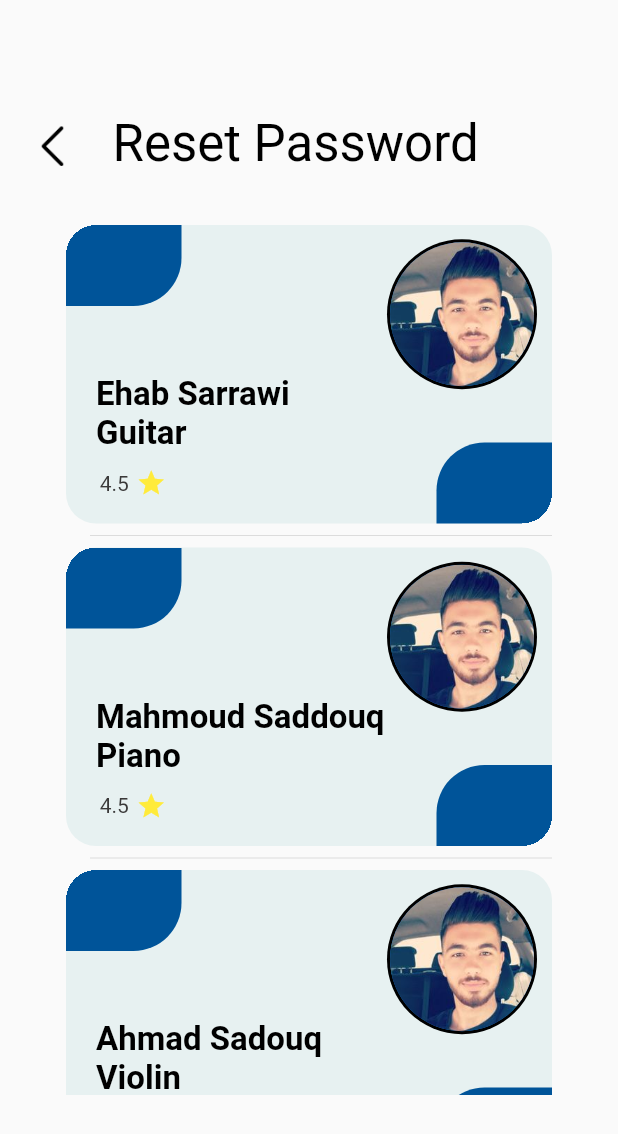
After one commit to EhabSSarrawi/GradProject, a Flutter app: the screen it shows after launch, scrolled down 314 dp, after a tap on "See all", on a phone screen of 412 x 824 dp. The commit adds this screen. Shown: the top 1134 px of the screen. Run offline on Flutter 3.47's test engine with Material 2 defaults, Android fonts, the phone set to English and light mode, and no system bars; drawn by our look-alikes of smooth_star_rating; our stand-ins replace babstrap_settings_screen, calendar_timeline, font_awesome_flutter, google_fonts, google_nav_bar, image_picker and 4 more; missing offline and left inert: flutter_advanced_avatar, full_screen_menu, libphonenumber_web, pin_entry_text_field, shape_of_view_null_safe, sk_onboarding_screen and 2 more; Roboto replaces fonts that are missing (Sansita).

Commit message:
teachers page

```diff
--- a/sara_music/lib/Screens/Categories_Screen.dart
+++ b/sara_music/lib/Screens/Categories_Screen.dart
@@ -37,7 +37,7 @@ class Categories_ScreenState extends State<Categories_Screen> {
                   width: 85,
                 ),
                 Text("Categories",
-                    style: GoogleFonts.montserrat(
+                    style: GoogleFonts.sansita(
                         fontSize: 24, fontWeight: FontWeight.w600)),
               ],
             ),
--- a/sara_music/lib/Screens/Homepage.dart
+++ b/sara_music/lib/Screens/Homepage.dart
@@ -10,6 +10,7 @@ import 'package:sara_music/Screens/MyDrawer.dart';
 import 'package:sara_music/Screens/Shop.dart';
 import 'package:sara_music/Screens/Profile.dart';
 import 'package:flutter_staggered_grid_view/flutter_staggered_grid_view.dart';
+import 'package:sara_music/Screens/Teachers.dart';
 import 'package:smooth_star_rating/smooth_star_rating.dart';
 import 'package:vs_scrollbar/vs_scrollbar.dart';
 
@@ -87,7 +88,7 @@ class HomepageState extends State<Homepage> {
                       style: GoogleFonts.sansita(
                           fontSize: 18, color: Colors.blue)),
                   onTap: () {
-                    Navigator.of(context).pushNamed("Categories");
+                    Navigator.push(context, MaterialPageRoute(builder:(BuildContext context) => Teachers()));
                   },
                 )
               ],
@@ -102,7 +103,7 @@ class HomepageState extends State<Homepage> {
                 shrinkWrap: true,
                 scrollDirection: Axis.horizontal,
                 padding: EdgeInsets.symmetric(horizontal: 24),
-                itemCount: teacher.length,
+                itemCount: 3,
                 separatorBuilder: (BuildContext context, int index) =>
                     Divider(indent: 16),
                 itemBuilder: (BuildContext context, int index) => Container(
--- /dev/null
+++ b/sara_music/lib/Screens/Teachers.dart
@@ -0,0 +1,189 @@
+import 'package:flutter/material.dart';
+import 'package:google_fonts/google_fonts.dart';
+import 'package:sara_music/Screens/Category.dart';
+import 'package:sara_music/Screens/bottom_bar.dart';
+import 'package:smooth_star_rating/smooth_star_rating.dart';
+
+class Teachers extends StatefulWidget {
+  @override
+  State<StatefulWidget> createState() {
+    return TeachersState();
+  }
+}
+
+class TeachersState extends State<Teachers> {
+  List teacher = [
+    "Ehab Sarrawi",
+    "Mahmoud Saddouq",
+    "Ahmad Sadouq",
+    "Khaled Saddouq",
+    "Mohammod Saddouq",
+  ];
+  @override
+  Widget build(BuildContext context) {
+    return Scaffold(
+      body: Padding(
+        padding: EdgeInsets.only(top: 60, left: 20, right: 20),
+        child: Column(
+          crossAxisAlignment: CrossAxisAlignment.start,
+          children: <Widget>[
+            Row(
+              children: [
+                Container(
+                  margin: EdgeInsets.only(top: 15, right: 10),
+                  child: InkWell(
+                    child: Image.asset(
+                      'images/icons-back.png',
+                      height: 30,
+                    ),
+                    onTap: () {
+                      Navigator.push(
+                          context,
+                          MaterialPageRoute(
+                              builder: (context) => bottom_bar()));
+                    },
+                  ),
+                ),
+                Padding(
+                  padding: const EdgeInsets.only(left: 15, top: 15, bottom: 5),
+                  child: Text(
+                    'Reset Password',
+                    style: Theme.of(context)
+                        .textTheme
+                        .headline4
+                        ?.copyWith(color: Colors.black),
+                  ),
+                ),
+              ],
+            ),
+            SizedBox(
+              height: 30,
+            ),
+            SizedBox(
+              height: 580,
+              child: ListView.separated(
+                primary: false,
+                shrinkWrap: true,
+                scrollDirection: Axis.vertical,
+                padding: EdgeInsets.symmetric(horizontal: 24),
+                itemCount: teacher.length,
+                separatorBuilder: (BuildContext context, int index) =>
+                    Divider(indent: 16),
+                itemBuilder: (BuildContext context, int index) => Container(
+                  width: 283,
+                  height: 199,
+                  clipBehavior: Clip.hardEdge,
+                  decoration: BoxDecoration(
+                    color: Color.fromARGB(255, 231, 241, 241),
+                    borderRadius: BorderRadius.circular(20),
+                  ),
+                  child: Stack(
+                    children: [
+                      Positioned(
+                        left: 0,
+                        top: 0,
+                        child: Container(
+                          width: 77,
+                          height: 54,
+                          decoration: BoxDecoration(
+                            color: Color.fromARGB(255, 0, 84, 153),
+                            borderRadius: BorderRadius.only(
+                                bottomRight: Radius.circular(32)),
+                          ),
+                        ),
+                      ),
+                      Positioned(
+                        top: 100,
+                        left: 20,
+                        child: Column(
+                          crossAxisAlignment: CrossAxisAlignment.start,
+                          children: [
+                            Text(
+                              "${teacher[index]}",
+                              style: TextStyle(
+                                color: Colors.black,
+                                fontSize: 22,
+                                fontWeight: FontWeight.w700,
+                              ),
+                            ),
+                            Text(
+                              categories[index].name,
+                              style: TextStyle(
+                                color: Colors.black,
+                                fontSize: 22,
+                                fontWeight: FontWeight.w700,
+                              ),
+                            ),
+                            SizedBox(
+                              height: 10,
+                            ),
+                            Row(
+                              children: [
+                                SizedBox(
+                                  width: 2.5,
+                                ),
+                                Text(
+                                  "4.5",
+                                  style: GoogleFonts.sansita(
+                                      color: Color.fromARGB(255, 58, 57, 57)),
+                                ),
+                                SizedBox(
+                                  width: 5,
+                                ),
+                                SmoothStarRating(
+                                  size: 20,
+                                  rating: 5,
+                                  defaultIconData: Icons.star,
+                                  starCount: 1,
+                                  color: Colors.yellow,
+                                  borderColor: Colors.yellow,
+                                ),
+                              ],
+                            ),
+                          ],
+                        ),
+                      ),
+                      Positioned(
+                        right: 0,
+                        bottom: 0,
+                        child: Container(
+                          width: 77,
+                          height: 54,
+                          decoration: BoxDecoration(
+                            color: Color.fromARGB(255, 0, 84, 153),
+                            borderRadius:
+                                BorderRadius.only(topLeft: Radius.circular(32)),
+                          ),
+                        ),
+                      ),
+                      Positioned(
+                        right: 10,
+                        bottom: 80,
+                        top: 0,
+                        child: SizedBox(
+                          width: 100,
+                          height: 140,
+                          child: Hero(
+                            tag: "${teacher[index]}",
+                            child: CircleAvatar(
+                              backgroundColor: Colors.black,
+                              radius: 80,
+                              child: CircleAvatar(
+                                radius: 48,
+                                backgroundImage: AssetImage('images/ehab.jpg'),
+                              ),
+                            ),
+                          ),
+                        ),
+                      ),
+                    ],
+                  ),
+                ),
+              ),
+            ),
+          ],
+        ),
+      ),
+    );
+  }
+}
--- a/sara_music/lib/Screens/bottom_bar.dart
+++ b/sara_music/lib/Screens/bottom_bar.dart
@@ -1,5 +1,6 @@
 import 'package:flutter/cupertino.dart';
 import 'package:flutter/material.dart';
+import 'package:font_awesome_flutter/font_awesome_flutter.dart';
 import 'package:sara_music/Screens/Search.dart';
 import 'package:line_icons/line_icons.dart';
 import 'Booking.dart';
@@ -64,6 +65,7 @@ class bottom_barState extends State<bottom_bar> {
                     Border(top: BorderSide(color: Colors.grey, width: 0.5))),
             child: BottomNavigationBar(
               selectedFontSize: 13,
+              iconSize: 23,
               onTap: _selectPage,
               backgroundColor: Theme.of(context).primaryColor,
               unselectedItemColor: Theme.of(context).textSelectionColor,
@@ -72,48 +74,27 @@ class bottom_barState extends State<bottom_bar> {
               items: [
                 BottomNavigationBarItem(
                   label: "Home",
-                  icon: Icon(LineIcons.home),
+                  icon: Icon(FontAwesomeIcons.home),
                 ),
                 BottomNavigationBarItem(
-                  icon: Icon(LineIcons.calendarPlus),
+                  icon: Icon(FontAwesomeIcons.calendar),
+                  activeIcon: Icon(FontAwesomeIcons.calendarPlus),
                   label: "Booking",
                 ),
                 BottomNavigationBarItem(
-                    icon: Transform(
-                        alignment: Alignment.center,
-                        transform: Matrix4.rotationY(math.pi),
-                        child: Icon(
-                          LineIcons.search,
-                        )),
+                    icon: Icon(FontAwesomeIcons.search,size: 18,),
+                    activeIcon: Icon(FontAwesomeIcons.search),
                     label: "Search"),
                 BottomNavigationBarItem(
-                    icon: Icon(LineIcons.addToShoppingCart), label: "Shop"),
+                    icon: Icon(FontAwesomeIcons.shoppingCart), label: "Shop"),
                 BottomNavigationBarItem(
-                    icon: Icon(LineIcons.user), label: "Profile"),
+                    icon: Icon(LineIcons.user), label: "Profile",activeIcon: Icon(FontAwesomeIcons.userAlt)),
+
               ],
             ),
           ),
         ),
       ),
-      /*floatingActionButtonLocation:
-          FloatingActionButtonLocation.miniCenterDocked,
-      floatingActionButton: Padding(
-        padding: const EdgeInsets.all(8.0),
-        child: FloatingActionButton(
-            hoverElevation: 10,
-            hoverColor: Colors.pink.shade600,
-            splashColor: Colors.grey,
-            elevation: 4,
-            child: Icon(
-              Icons.search,
-            ),
-            tooltip: 'Search',
-            onPressed: () {
-              setState(() {
-                _selectedPageIndex = 2;
-              });
-            }),
-      ),*/
       body: _pages[_selectedPageIndex]['page'],
     );
   }
--- a/sara_music/lib/Teacher/Tbottom_bar.dart
+++ b/sara_music/lib/Teacher/Tbottom_bar.dart
@@ -1,6 +1,5 @@
 import 'package:flutter/material.dart';
-import 'package:line_icons/line_icons.dart';
-import 'dart:math' as math;
+import 'package:font_awesome_flutter/font_awesome_flutter.dart';
 import '../Screens/MyDrawer.dart';
 import 'TAppointment.dart';
 import 'THomepage.dart';
@@ -22,9 +21,9 @@ class Tbottom_barState extends State<Tbottom_bar> {
     {
       'page': TAppointment(),
     },
-     {
-       'page': TSearch(),
-     },
+    {
+      'page': TSearch(),
+    },
     {
       'page': TProfile(),
     },
@@ -59,6 +58,7 @@ class Tbottom_barState extends State<Tbottom_bar> {
                     Border(top: BorderSide(color: Colors.grey, width: 0.5))),
             child: BottomNavigationBar(
               selectedFontSize: 13,
+              iconSize: 23,
               onTap: _selectPage,
               backgroundColor: Theme.of(context).primaryColor,
               unselectedItemColor: Theme.of(context).textSelectionColor,
@@ -67,22 +67,21 @@ class Tbottom_barState extends State<Tbottom_bar> {
               items: [
                 BottomNavigationBarItem(
                   label: "Home",
-                  icon: Icon(LineIcons.home),
+                  icon: Icon(FontAwesomeIcons.home),
                 ),
                 BottomNavigationBarItem(
-                  icon: Icon(LineIcons.calendarPlus),
+                  activeIcon: Icon(FontAwesomeIcons.calendarAlt),
+                  icon: Icon(FontAwesomeIcons.calendar),
                   label: "Appointment",
                 ),
                 BottomNavigationBarItem(
-                    icon: Transform(
-                        alignment: Alignment.center,
-                        transform: Matrix4.rotationY(math.pi),
-                        child: Icon(
-                          LineIcons.search,
-                        )),
+                    icon: Icon(FontAwesomeIcons.search,size: 20,),
+                    activeIcon: Icon(FontAwesomeIcons.search,),
                     label: "Search"),
                 BottomNavigationBarItem(
-                    icon: Icon(LineIcons.user), label: "Profile"),
+                  icon: Icon(FontAwesomeIcons.user),
+                    activeIcon: Icon(FontAwesomeIcons.userAlt),
+                    label: "Profile"),
               ],
             ),
           ),
--- a/sara_music/lib/authi/Signup.dart
+++ b/sara_music/lib/authi/Signup.dart
@@ -30,6 +30,7 @@ class SignupState extends State<Signup> {
 
   Widget CustomRadioButton(String text, int index, TextEditingController Gendeer) {
     return OutlineButton(
+      hoverColor: Colors.pink,
       onPressed: () {
         Gendeer.text = text;
         setState(() {
@@ -46,12 +47,12 @@ class SignupState extends State<Signup> {
       child: Text(
         text,
         style: TextStyle(
-          color: (value == index) ? Colors.blue : Colors.black,
+          color: (value == index) ? Colors.pink[600] : Colors.black,
         ),
       ),
       shape: RoundedRectangleBorder(borderRadius: BorderRadius.circular(5)),
       borderSide:
-          BorderSide(color: (value == index) ? Colors.blue : Colors.black),
+          BorderSide(color: (value == index) ? Colors.pink.shade600 : Colors.black),
     );
   }
 
--- a/sara_music/lib/main.dart
+++ b/sara_music/lib/main.dart
@@ -1,4 +1,3 @@
-import 'package:flutter/foundation.dart';
 import 'package:flutter/material.dart';
 import 'package:flutter/services.dart';
 import 'package:google_fonts/google_fonts.dart';
@@ -34,7 +33,7 @@ class MyApp extends StatelessWidget {
   Widget build(BuildContext context) {
     return MaterialApp(
       debugShowCheckedModeBanner: false,
-      home: IntroPage(),
+      home: bottom_bar(),
       theme: ThemeData(
           textTheme: GoogleFonts.sansitaTextTheme(Theme.of(context).textTheme),
           primaryColor: Colors.pink[600],
```
